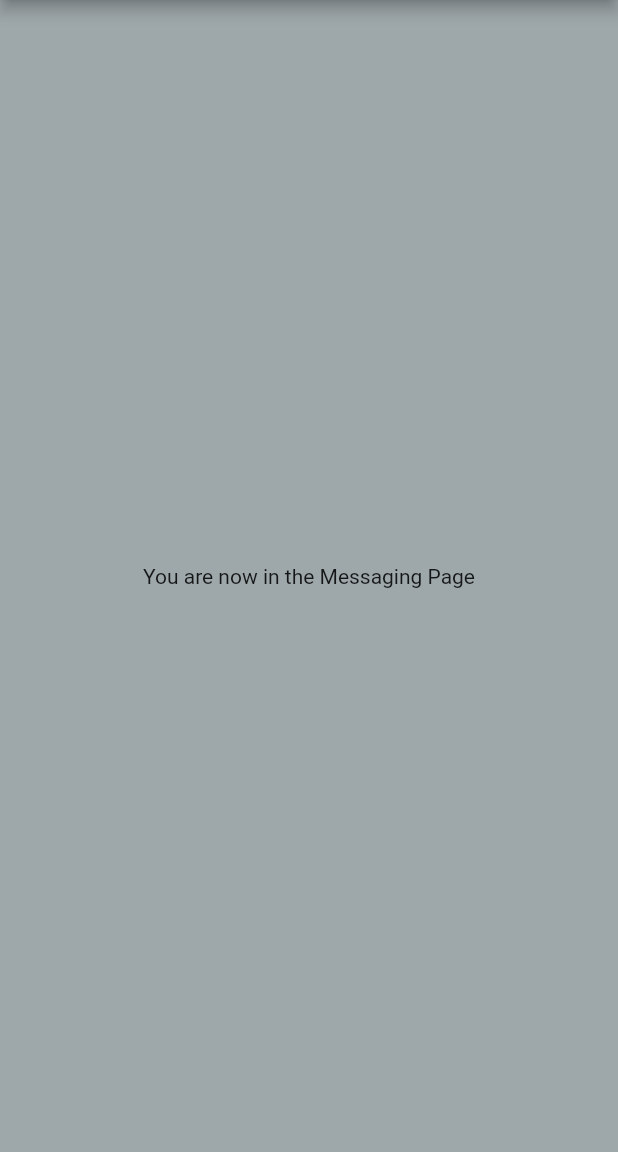
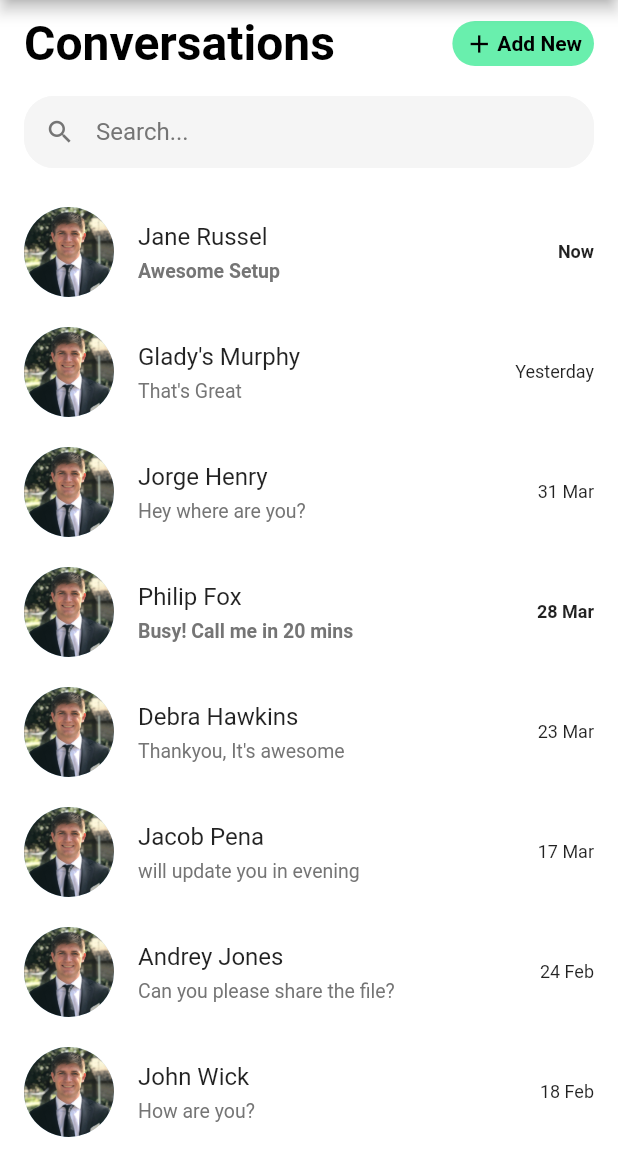
Before and after one commit to LuisDLF98/doers_app, a Flutter app: the MessagingScreen screen opened by its route, on a phone screen of 412 x 824 dp, the part 84-1236 px from its top. Run offline on Flutter 3.47's test engine with Material 2 defaults, Android fonts, the phone set to English and light mode, and no system bars; our stand-ins replace animated_text_kit, charts_flutter, cloud_firestore, firebase_core, google_sign_in, modal_progress_hud; missing offline and left inert: time_range_picker; accounts and stored records are empty.

Commit message:
change to message styling

```diff
--- /dev/null
+++ b/lib/Components/conversation_list.dart
@@ -0,0 +1,55 @@
+import 'package:flutter/material.dart';
+
+class ConversationList extends StatefulWidget{
+  String name;
+  String messageText;
+  String imageUrl;
+  String time;
+  bool isMessageRead;
+  ConversationList({@required this.name,@required this.messageText,@required this.imageUrl,@required this.time,@required this.isMessageRead});
+  @override
+  _ConversationListState createState() => _ConversationListState();
+}
+
+class _ConversationListState extends State<ConversationList> {
+  @override
+  Widget build(BuildContext context) {
+    return GestureDetector(
+      onTap: (){
+      },
+      child: Container(
+        color: Colors.white,
+        padding: EdgeInsets.only(left: 16,right: 16,top: 10,bottom: 10),
+        child: Row(
+          children: <Widget>[
+            Expanded(
+              child: Row(
+                children: <Widget>[
+                  CircleAvatar(
+                    backgroundImage:   AssetImage('images/Rusty.jpeg'),     //NetworkImage(widget.imageUrl),
+                    maxRadius: 30,
+                  ),
+                  SizedBox(width: 16,),
+                  Expanded(
+                    child: Container(
+                      color: Colors.transparent,
+                      child: Column(
+                        crossAxisAlignment: CrossAxisAlignment.start,
+                        children: <Widget>[
+                          Text(widget.name, style: TextStyle(fontSize: 16),),
+                          SizedBox(height: 6,),
+                          Text(widget.messageText,style: TextStyle(fontSize: 13,color: Colors.grey.shade600, fontWeight: widget.isMessageRead?FontWeight.bold:FontWeight.normal),),
+                        ],
+                      ),
+                    ),
+                  ),
+                ],
+              ),
+            ),
+            Text(widget.time,style: TextStyle(fontSize: 12,fontWeight: widget.isMessageRead?FontWeight.bold:FontWeight.normal),),
+          ],
+        ),
+      ),
+    );
+  }
+}
--- a/lib/Screens/messaging_screen.dart
+++ b/lib/Screens/messaging_screen.dart
@@ -1,5 +1,8 @@
 import 'package:flutter/material.dart';
 import 'package:doers_app/Components/side_bar.dart';
+import 'package:doers_app/Components/conversation_list.dart';
+import 'package:doers_app/models/chat_users.dart';
+import 'package:doers_app/Components/hex_colors.dart' as appColor;
 
 class MessagingScreen extends StatefulWidget {
   MessagingScreen({Key key}) : super(key: key);
@@ -19,41 +22,100 @@ class MessagingScreen extends StatefulWidget {
 }
 
 class _MessagingScreen extends State<MessagingScreen> {
+  List<ChatUsers> chatUsers = [
+    ChatUsers(name: "Jane Russel", messageText: "Awesome Setup", imageURL: "images/DoersV3.png", time: "Now"),
+    ChatUsers(name: "Glady's Murphy", messageText: "That's Great", imageURL: "images/Rusty.jpeg", time: "Yesterday"),
+    ChatUsers(name: "Jorge Henry", messageText: "Hey where are you?", imageURL: "images/Rusty.jpeg", time: "31 Mar"),
+    ChatUsers(name: "Philip Fox", messageText: "Busy! Call me in 20 mins", imageURL: "images/Rusty.jpeg", time: "28 Mar"),
+    ChatUsers(name: "Debra Hawkins", messageText: "Thankyou, It's awesome", imageURL: "images/Rusty.jpeg", time: "23 Mar"),
+    ChatUsers(name: "Jacob Pena", messageText: "will update you in evening", imageURL: "images/Rusty.jpeg", time: "17 Mar"),
+    ChatUsers(name: "Andrey Jones", messageText: "Can you please share the file?", imageURL: "images/Rusty.jpeg", time: "24 Feb"),
+    ChatUsers(name: "John Wick", messageText: "How are you?", imageURL: "images/Rusty.jpeg", time: "18 Feb"),
+    ChatUsers(name: "Debra Hawkins", messageText: "Thankyou, It's awesome", imageURL: "images/Rusty.jpeg", time: "23 Mar"),
+    ChatUsers(name: "Jacob Pena", messageText: "will update you in evening", imageURL: "images/Rusty.jpeg", time: "17 Mar"),
+    ChatUsers(name: "Andrey Jones", messageText: "Can you please share the file?", imageURL: "images/Rusty.jpeg", time: "24 Feb"),
+    ChatUsers(name: "John Wick", messageText: "How are you?", imageURL: "images/Rusty.jpeg", time: "18 Feb"),
+  ];
+
   @override
   Widget build(BuildContext context) {
     return Scaffold(
+
+      backgroundColor: Colors.white,
       drawer: NavDrawer(),
       appBar: AppBar(
         // Here we take the value from the MyHomePage object that was created by
         // the App.build method, and use it to set our appbar title.
         title: Text('Messaging'),
       ),
-      body: Center(
-        // Center is a layout widget. It takes a single child and positions it
-        // in the middle of the parent.
+      body: SingleChildScrollView(
+        physics: BouncingScrollPhysics(),
         child: Column(
-          // Column is also a layout widget. It takes a list of children and
-          // arranges them vertically. By default, it sizes itself to fit its
-          // children horizontally, and tries to be as tall as its parent.
-          //
-          // Invoke "debug painting" (press "p" in the console, choose the
-          // "Toggle Debug Paint" action from the Flutter Inspector in Android
-          // Studio, or the "Toggle Debug Paint" command in Visual Studio Code)
-          // to see the wireframe for each widget.
-          //
-          // Column has various properties to control how it sizes itself and
-          // how it positions its children. Here we use mainAxisAlignment to
-          // center the children vertically; the main axis here is the vertical
-          // axis because Columns are vertical (the cross axis would be
-          // horizontal).
-          mainAxisAlignment: MainAxisAlignment.center,
+          crossAxisAlignment: CrossAxisAlignment.start,
           children: <Widget>[
-            Text(
-              'You are now in the Messaging Page',
+            SafeArea(
+              child: Padding(
+                padding: EdgeInsets.only(left: 16,right: 16,top: 10),
+                child: Row(
+                  mainAxisAlignment: MainAxisAlignment.spaceBetween,
+                  children: <Widget>[
+                    Text("Conversations",style: TextStyle(fontSize: 32,fontWeight: FontWeight.bold, color: Colors.black),),
+                    Container(
+                      padding: EdgeInsets.only(left: 8,right: 8,top: 2,bottom: 2),
+                      height: 30,
+                      decoration: BoxDecoration(
+                        borderRadius: BorderRadius.circular(30),
+                        color: appColor.fromHex('#69efad'),
+                      ),
+                      child: Row(
+                        children: <Widget>[
+                          Icon(Icons.add,color: Colors.black,size: 20,),
+                          SizedBox(width: 2,),
+                          Text("Add New",style: TextStyle(fontSize: 14,fontWeight: FontWeight.bold, color: Colors.black),),
+                        ],
+                      ),
+                    )
+                  ],
+                ),
+              ),
+            ),
+            Padding(
+              padding: EdgeInsets.only(top: 16,left: 16,right: 16),
+              child: TextField(
+                decoration: InputDecoration(
+                  hintText: "Search...",
+                  hintStyle: TextStyle(color: Colors.grey.shade600),
+                  prefixIcon: Icon(Icons.search,color: Colors.grey.shade600, size: 20,),
+                  filled: true,
+                  fillColor: Colors.grey.shade100,
+                  contentPadding: EdgeInsets.all(8),
+                  enabledBorder: OutlineInputBorder(
+                      borderRadius: BorderRadius.circular(20),
+                      borderSide: BorderSide(
+                          color: Colors.grey.shade100
+                      )
+                  ),
+                ),
+              ),
+            ),
+            ListView.builder(
+              itemCount: chatUsers.length,
+              shrinkWrap: true,
+              padding: EdgeInsets.only(top: 16),
+              physics: NeverScrollableScrollPhysics(),
+              itemBuilder: (context, index){
+                return ConversationList(
+                  name: chatUsers[index].name,
+                  messageText: chatUsers[index].messageText,
+                  imageUrl: chatUsers[index].imageURL,
+                  time: chatUsers[index].time,
+                  isMessageRead: (index == 0 || index == 3)?true:false,
+                );
+              },
             ),
           ],
         ),
-      ),// This trailing comma makes auto-formatting nicer for build methods.
+      ),
     );
   }
 }
--- /dev/null
+++ b/lib/models/chat_users.dart
@@ -0,0 +1,9 @@
+import 'package:flutter/cupertino.dart';
+
+class ChatUsers{
+  String name;
+  String messageText;
+  String imageURL;
+  String time;
+  ChatUsers({@required this.name,@required this.messageText,@required this.imageURL,@required this.time});
+}
--- a/pubspec.yaml
+++ b/pubspec.yaml
@@ -33,6 +33,7 @@ dependencies:
   cloud_firestore: ^1.0.0
   firebase_auth: ^1.0.0
   firebase_core: ^1.0.0
+  firebase_messaging: ^9.1.0
   modal_progress_hud: ^0.1.3
   google_sign_in: ^5.0.0
   time_range_picker: any
```
Also changed, not shown: pubspec.lock.
